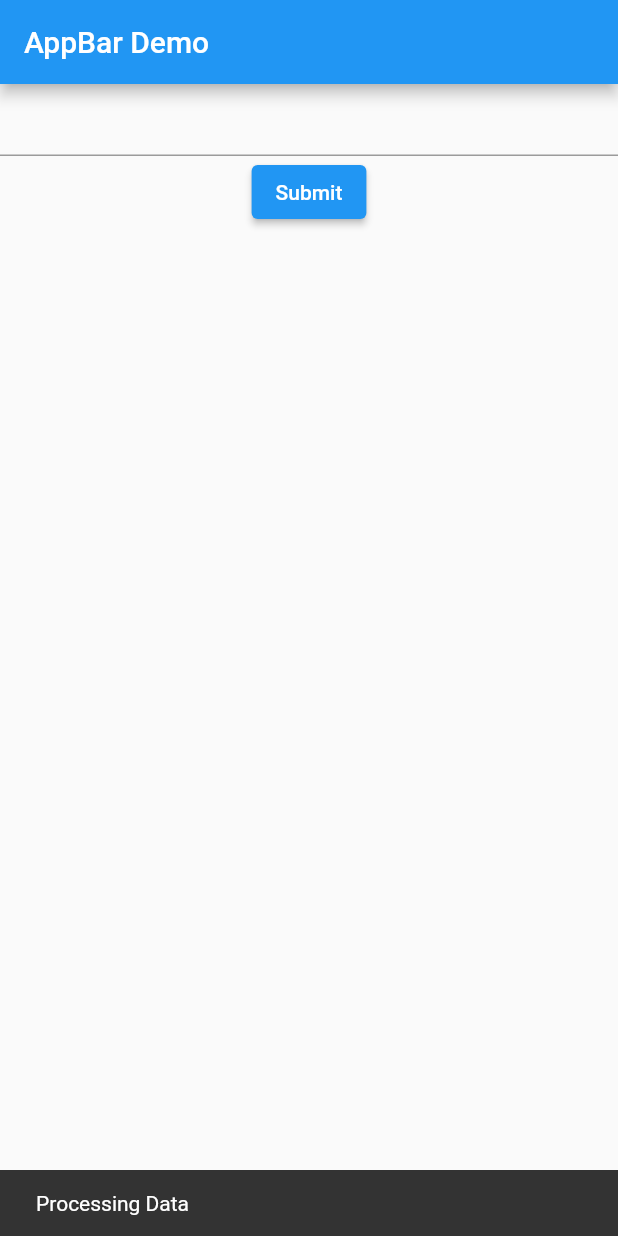
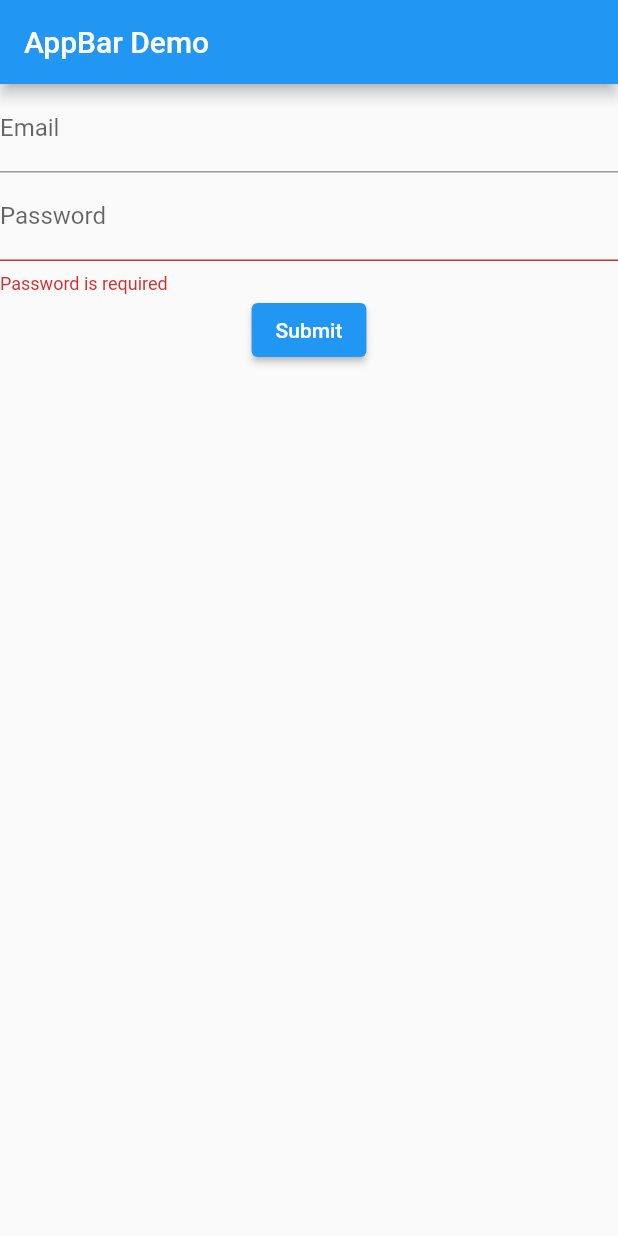
Before and after one commit to JingfeiXu/book_recommder-, a Flutter app: the screen it shows after launch, after a tap on "Submit", on a phone screen of 412 x 824 dp. Run offline on Flutter 3.47's test engine with Material 2 defaults, Android fonts, the phone set to English and light mode, and no system bars.

Commit message:
add password field and with validation

```diff
--- a/lib/login.dart
+++ b/lib/login.dart
@@ -21,8 +21,22 @@ class _LoginPageState extends State<LoginPage> {
         child: Column(
           children: <Widget>[
             TextFormField(
+              decoration: const InputDecoration(
+                labelText: 'Email',
+              ),
               // The validator receives the text that the user has entered.
-
+            ),
+            TextFormField(
+              obscureText: true,
+              decoration: const InputDecoration(
+                labelText: 'Password',
+              ),
+              validator: (String? value) {
+                if (value!.trim().isEmpty) {
+                  return 'Password is required';
+                }
+              },
+              // The validator receives the text that the user has entered.
             ),
             ElevatedButton(
               onPressed: () {
```
